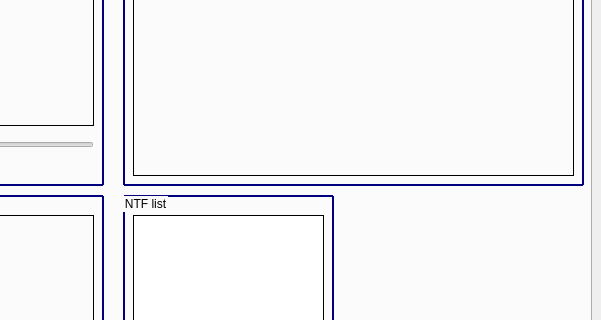
First picture: the form in source/ui/mainWdw.ui, repository LeonSering/NashFlowComputation, before the edit; both pictures show x 558 to 1159 and y 349 to 669 of the 1159 by 1023 pixel window.
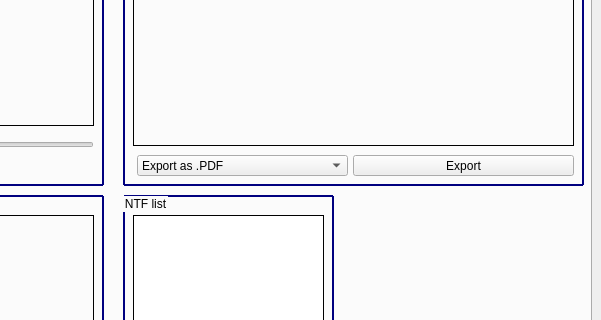
Second picture: the form after the edit.

Commit message: -exporting of diagrams done

Patch:
```diff
--- a/source/ui/mainWdw.ui
+++ b/source/ui/mainWdw.ui
@@ -591,13 +591,46 @@
            <x>10</x>
            <y>20</y>
            <width>441</width>
-           <height>441</height>
+           <height>411</height>
           </rect>
          </property>
          <property name="frameShape">
           <enum>QFrame::Box</enum>
          </property>
         </widget>
+        <widget class="QPushButton" name="exportDiagramPushButton">
+         <property name="geometry">
+          <rect>
+           <x>230</x>
+           <y>440</y>
+           <width>221</width>
+           <height>21</height>
+          </rect>
+         </property>
+         <property name="text">
+          <string>Export</string>
+         </property>
+        </widget>
+        <widget class="QComboBox" name="exportComboBox">
+         <property name="geometry">
+          <rect>
+           <x>14</x>
+           <y>440</y>
+           <width>211</width>
+           <height>21</height>
+          </rect>
+         </property>
+         <item>
+          <property name="text">
+           <string>Export as .PDF</string>
+          </property>
+         </item>
+         <item>
+          <property name="text">
+           <string>Export as .PGF</string>
+          </property>
+         </item>
+        </widget>
        </widget>
        <widget class="QGroupBox" name="groupBox_4">
         <property name="geometry">
```
The commit also changes 3 other files.
